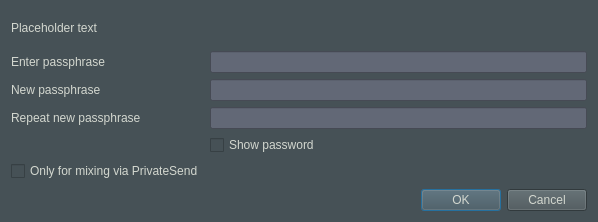
xCryptoCash/veles, file src/qt/forms/askpassphrasedialog.ui: the form before one commit.
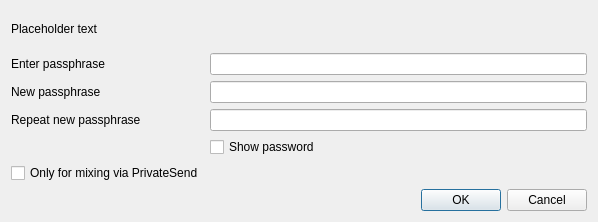
The form after the commit.

```diff
--- a/src/qt/forms/askpassphrasedialog.ui
+++ b/src/qt/forms/askpassphrasedialog.ui
@@ -25,11 +25,6 @@
   <property name="windowTitle">
    <string>Passphrase Dialog</string>
   </property>
-  <property name="styleSheet">
-   <string notr="true">background-color:rgb(70, 81, 86);
-color:rgb(211, 215, 207);
-font: 75 12pt &quot;Uroob&quot;;</string>
-  </property>
   <layout class="QVBoxLayout" name="verticalLayout">
    <property name="sizeConstraint">
     <enum>QLayout::SetMinimumSize</enum>
@@ -64,11 +59,6 @@
      </item>
      <item row="0" column="1">
       <widget class="QLineEdit" name="passEdit1">
-       <property name="styleSheet">
-        <string notr="true">background-color:rgb(98, 104, 118);
-color:rgb(211, 215, 207);
-font: 75 12pt &quot;Uroob&quot;;</string>
-       </property>
        <property name="echoMode">
         <enum>QLineEdit::Password</enum>
        </property>
@@ -83,11 +73,6 @@
      </item>
      <item row="1" column="1">
       <widget class="QLineEdit" name="passEdit2">
-       <property name="styleSheet">
-        <string notr="true">background-color:rgb(98, 104, 118);
-color:rgb(211, 215, 207);
-font: 75 12pt &quot;Uroob&quot;;</string>
-       </property>
        <property name="echoMode">
         <enum>QLineEdit::Password</enum>
        </property>
@@ -102,11 +87,6 @@
      </item>
      <item row="2" column="1">
       <widget class="QLineEdit" name="passEdit3">
-       <property name="styleSheet">
-        <string notr="true">background-color:rgb(98, 104, 118);
-color:rgb(211, 215, 207);
-font: 75 12pt &quot;Uroob&quot;;</string>
-       </property>
        <property name="echoMode">
         <enum>QLineEdit::Password</enum>
        </property>
@@ -123,11 +103,8 @@
       <widget class="QLabel" name="capsLabel">
        <property name="font">
         <font>
-         <family>Uroob</family>
-         <pointsize>12</pointsize>
-         <weight>9</weight>
-         <italic>false</italic>
-         <bold>false</bold>
+         <weight>75</weight>
+         <bold>true</bold>
         </font>
        </property>
        <property name="text">
```
Left out of the diff: 8 changed lines with no effect on the pictures.
